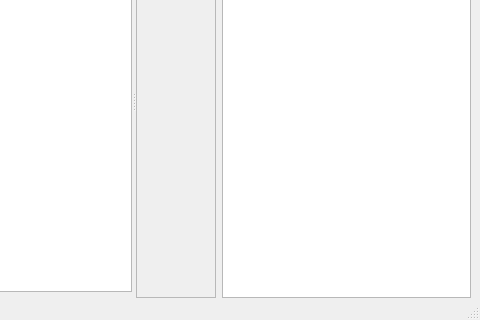
Before: the Qt Designer form ui/MainWindow.ui in ImageProcessing-ElectronicPublications/scantailor-deviant, drawn with Qt 5; both pictures show x 133 to 613 and y 125 to 445 of the 613 by 445 pixel window.
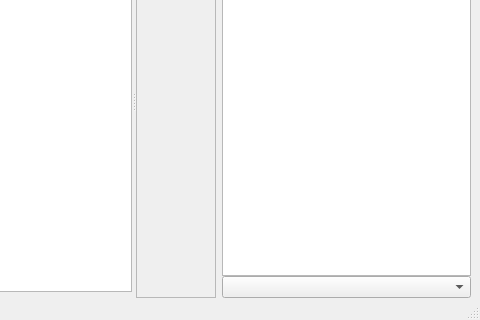
After: the same form once the commit is applied. Icons and pictures are not drawn. Custom widgets are drawn as their Qt base class.

```diff
--- a/ui/MainWindow.ui
+++ b/ui/MainWindow.ui
@@ -164,6 +164,13 @@
         </property>
        </widget>
       </item>
+      <item>
+       <widget class="QComboBox" name="sortOptions">
+        <property name="sizeAdjustPolicy">
+         <enum>QComboBox::AdjustToMinimumContentsLength</enum>
+        </property>
+       </widget>
+      </item>
      </layout>
     </item>
    </layout>
```
Left out of the diff: 2 changed lines with no effect on the pictures.
